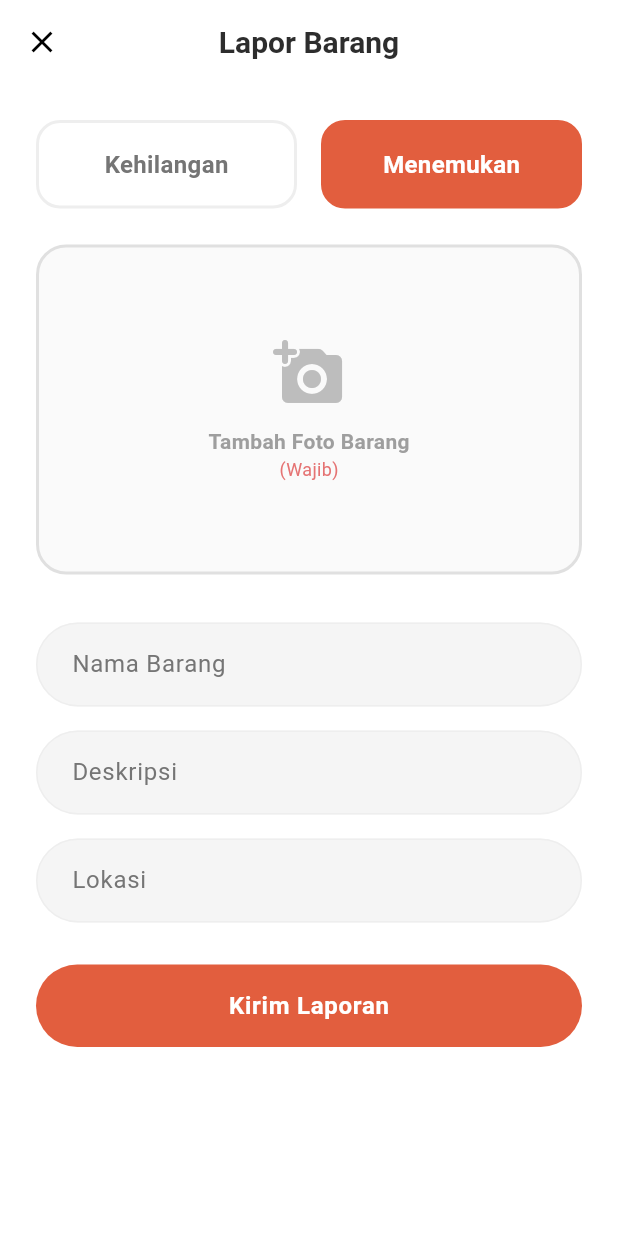
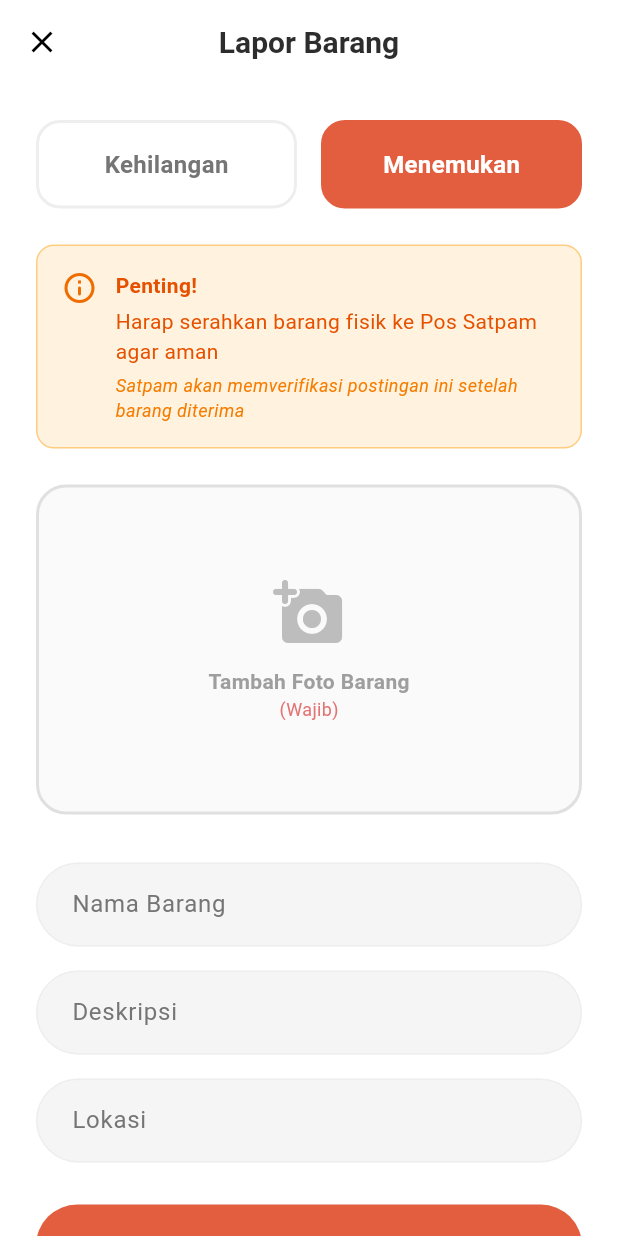
Before and after one commit to MafariT/flutter-lost-and-found, a Flutter app: the AddItemPage screen opened directly, after a tap on "Menemukan", on a phone screen of 412 x 824 dp. Run offline on Flutter 3.47's test engine with Material 3 defaults, Android fonts, the phone set to English and light mode, and no system bars; our stand-ins replace flutter_dotenv, flutter_riverpod, image_picker, supabase_flutter, timeago; accounts and stored records are empty; network calls fail; Roboto replaces fonts that are missing (Poppins); statements that could not run were skipped.

Commit message:
add item ux

```diff
--- a/lib/pages/add_item_page.dart
+++ b/lib/pages/add_item_page.dart
@@ -163,6 +163,50 @@ class _AddItemPageState extends State<AddItemPage> {
 
                     const SizedBox(height: 24),
 
+                    if (_status == 'found') ...[
+                      Container(
+                        padding: const EdgeInsets.all(16),
+                        decoration: BoxDecoration(
+                          color: Colors.orange.shade50,
+                          borderRadius: BorderRadius.circular(12),
+                          border: Border.all(color: Colors.orange.shade200),
+                        ),
+                        child: Row(
+                          crossAxisAlignment: CrossAxisAlignment.start,
+                          children: [
+                            Icon(Icons.info_outline_rounded, color: Colors.orange.shade800),
+                            const SizedBox(width: 12),
+                            Expanded(
+                              child: Column(
+                                crossAxisAlignment: CrossAxisAlignment.start,
+                                children: [
+                                  Text(
+                                    "Penting!",
+                                    style: TextStyle(fontWeight: FontWeight.bold, color: Colors.orange.shade900),
+                                  ),
+                                  const SizedBox(height: 4),
+                                  Text(
+                                    "Harap serahkan barang fisik ke Pos Satpam agar aman",
+                                    style: TextStyle(color: Colors.orange.shade900, height: 1.4),
+                                  ),
+                                  const SizedBox(height: 4),
+                                  Text(
+                                    "Satpam akan memverifikasi postingan ini setelah barang diterima",
+                                    style: TextStyle(
+                                      color: Colors.orange.shade700,
+                                      fontSize: 12,
+                                      fontStyle: FontStyle.italic,
+                                    ),
+                                  ),
+                                ],
+                              ),
+                            ),
+                          ],
+                        ),
+                      ),
+                      const SizedBox(height: 24),
+                    ],
+
                     GestureDetector(
                       onTap: _pickImage,
                       child: AnimatedContainer(
```
